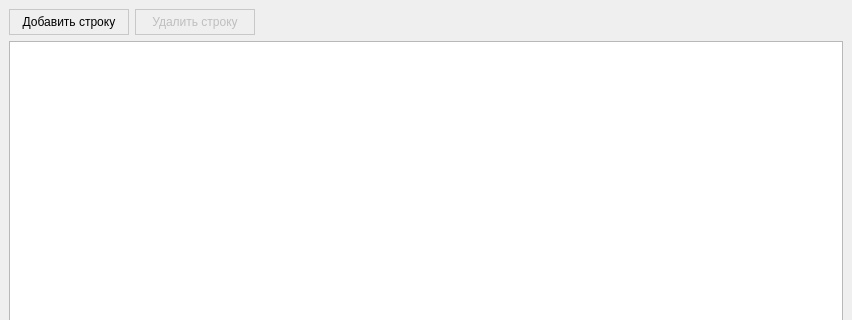
First picture: the form in mainwindow.ui, repository redmms/characteristics_view, before the edit; both pictures show x 0 to 852 and y 0 to 320 of the 852 by 519 pixel window.
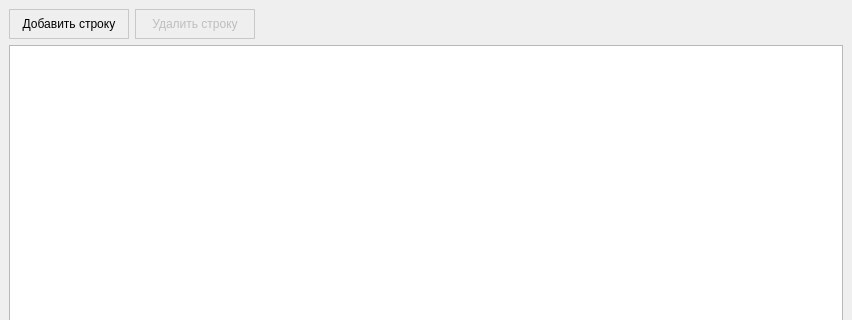
Second picture: the form after the edit. Icons and pictures are not drawn.

Diff of the .ui file:
```diff
--- a/mainwindow.ui
+++ b/mainwindow.ui
@@ -59,6 +59,10 @@
 	background: #f0f0f0;
 }
 
+QComboBox:hover{
+	border: 1 solid #22cce7;  /* Стиль должен идти перед :on, не после */
+}
+
 QComboBox:on{
 	border: 2 solid #22cce7;
 }
@@ -114,6 +118,10 @@
                                 stop:0 #e5e5e5, stop:1 white);
 }
 
+QPushButton:hover{
+	border: 1 solid #22cce7;   /* Стиль должен идти перед :pressed, не после */
+}
+
 QPushButton:pressed{
 	border: 2 solid #22cce7;
 	background: qlineargradient(spread:pad, x1:0, y1:0, x2:0, y2:1, 
@@ -144,15 +152,18 @@
       <property name="minimumSize">
        <size>
         <width>120</width>
-        <height>26</height>
+        <height>30</height>
        </size>
       </property>
       <property name="maximumSize">
        <size>
         <width>120</width>
-        <height>26</height>
+        <height>30</height>
        </size>
       </property>
+      <property name="styleSheet">
+       <string notr="true"/>
+      </property>
       <property name="text">
        <string>Добавить строку</string>
       </property>
@@ -166,13 +177,13 @@
       <property name="minimumSize">
        <size>
         <width>120</width>
-        <height>26</height>
+        <height>30</height>
        </size>
       </property>
       <property name="maximumSize">
        <size>
         <width>120</width>
-        <height>26</height>
+        <height>30</height>
        </size>
       </property>
       <property name="text">
```
Left out of the diff: 6 changed lines with no effect on the pictures.
